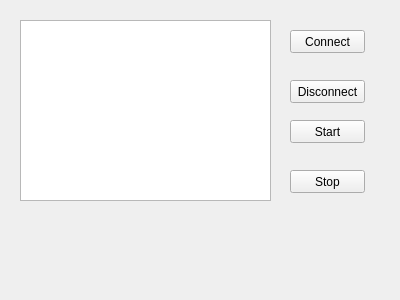
Above: cansharkgui/frm_main_window.ui from DieselDemi/CAN-Shark before the change. Below: the same form after it.
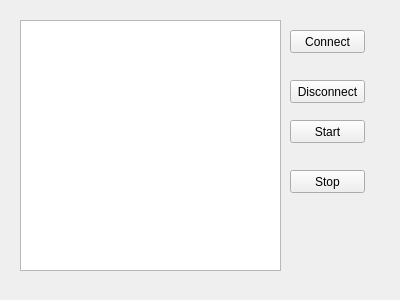
That is the form after the change.

```diff
--- a/cansharkgui/frm_main_window.ui
+++ b/cansharkgui/frm_main_window.ui
@@ -39,16 +39,6 @@
     <string>Disconnect</string>
    </property>
   </widget>
-  <widget class="QPlainTextEdit" name="outputText">
-   <property name="geometry">
-    <rect>
-     <x>20</x>
-     <y>20</y>
-     <width>251</width>
-     <height>181</height>
-    </rect>
-   </property>
-  </widget>
   <widget class="QPushButton" name="startButton">
    <property name="geometry">
     <rect>
@@ -75,6 +65,16 @@
     <string>Stop</string>
    </property>
   </widget>
+  <widget class="QPlainTextEdit" name="outputText">
+   <property name="geometry">
+    <rect>
+     <x>20</x>
+     <y>20</y>
+     <width>261</width>
+     <height>251</height>
+    </rect>
+   </property>
+  </widget>
  </widget>
  <resources/>
  <connections/>
```
